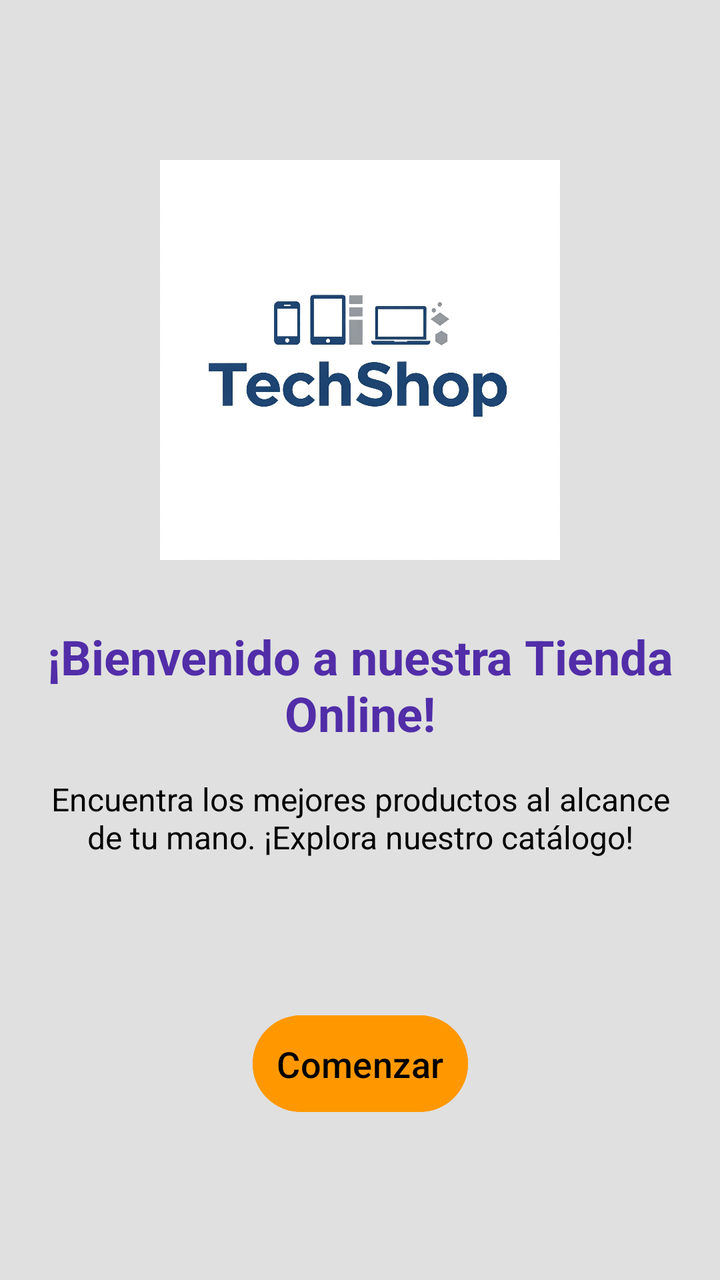
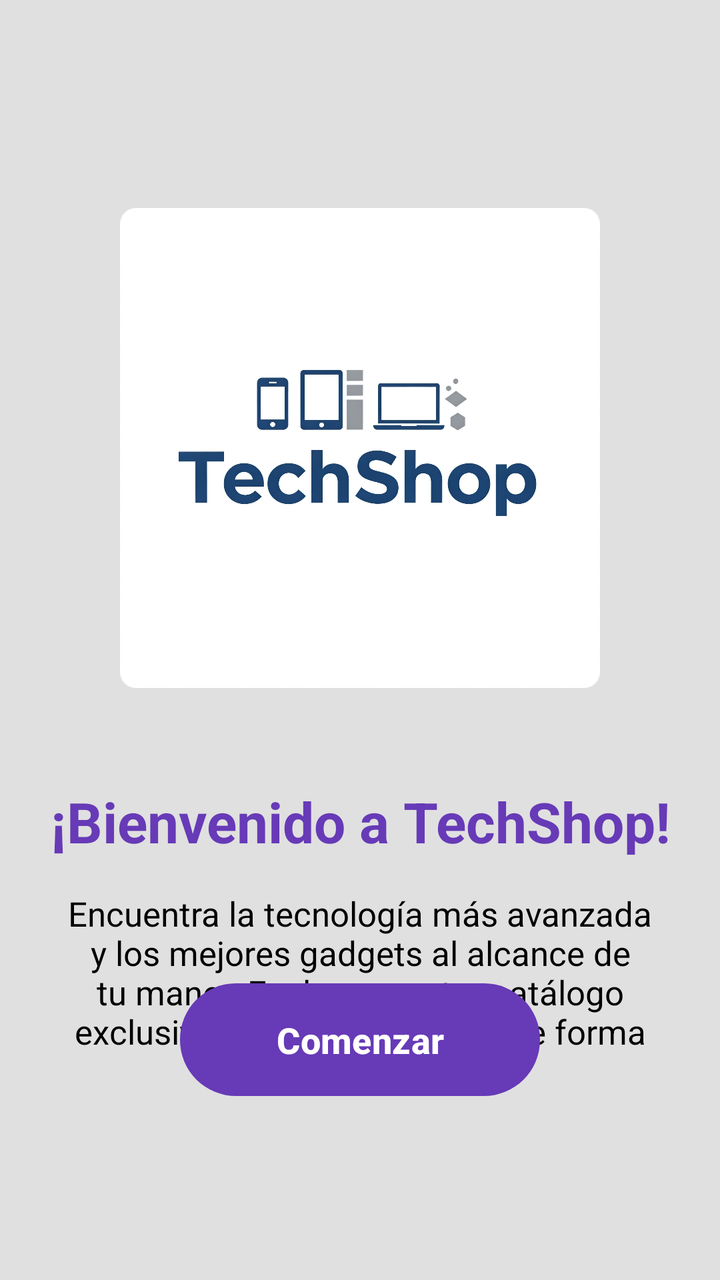

An Android layout rendered at two revisions. The XML below is the earlier revision; the diff shows what the commit changed to produce the second picture.
<!-- AndroidManifest.xml: application theme Theme.MiTiendaOnline -->
<!-- res/layout/fragment_inicio.xml -->
<?xml version="1.0" encoding="utf-8"?>
<androidx.constraintlayout.widget.ConstraintLayout
    xmlns:android="http://schemas.android.com/apk/res/android"
    xmlns:app="http://schemas.android.com/apk/res-auto"
    xmlns:tools="http://schemas.android.com/tools"
    android:layout_width="match_parent"
    android:layout_height="match_parent"
    android:background="@color/colorBackground"
    android:padding="16dp"
    tools:context=".fragments.InicioFragment">

    <ImageView
        android:id="@+id/imageViewPresentation"
        android:layout_width="200dp"
        android:layout_height="200dp"
        android:layout_marginTop="64dp"
        android:src="@drawable/logo_techshop" android:contentDescription="Logo de la Tienda"
        app:layout_constraintTop_toTopOf="parent"
        app:layout_constraintStart_toStartOf="parent"
        app:layout_constraintEnd_toEndOf="parent" />

    <TextView
        android:id="@+id/textViewWelcomeTitle"
        android:layout_width="0dp"
        android:layout_height="wrap_content"
        android:layout_marginTop="32dp"
        android:text="¡Bienvenido a nuestra Tienda Online!"
        android:textSize="24sp"
        android:textStyle="bold"
        android:gravity="center"
        android:textColor="@color/colorPrimaryVariant"
        app:layout_constraintTop_toBottomOf="@+id/imageViewPresentation"
        app:layout_constraintStart_toStartOf="parent"
        app:layout_constraintEnd_toEndOf="parent" />

    <TextView
        android:id="@+id/textViewWelcomeDescription"
        android:layout_width="0dp"
        android:layout_height="wrap_content"
        android:layout_marginTop="16dp"
        android:text="Encuentra los mejores productos al alcance de tu mano. ¡Explora nuestro catálogo!"
        android:textSize="16sp"
        android:gravity="center"
        android:textColor="@color/text_color_primary"
        app:layout_constraintTop_toBottomOf="@+id/textViewWelcomeTitle"
        app:layout_constraintStart_toStartOf="parent"
        app:layout_constraintEnd_toEndOf="parent" />

    <Button
        android:id="@+id/buttonStart"
        android:layout_width="wrap_content"
        android:layout_height="wrap_content"
        android:layout_marginBottom="64dp"
        android:padding="12dp"
        android:text="Comenzar"
        android:textSize="18sp"
        android:backgroundTint="@color/button_background_primary"
        android:textColor="@color/button_text_primary"
        app:layout_constraintBottom_toBottomOf="parent"
        app:layout_constraintStart_toStartOf="parent"
        app:layout_constraintEnd_toEndOf="parent" />

</androidx.constraintlayout.widget.ConstraintLayout>
<!-- resources referenced by this layout -->
<resources>
  <color name="button_background_primary">@color/colorSecondary</color>
  <color name="button_text_primary">@color/colorOnSecondary</color>
  <color name="colorBackground">#E0E0E0</color>
  <color name="colorPrimaryVariant">#512DA8</color>
  <color name="text_color_primary">@color/colorOnBackground</color>
  <!-- drawable logo_techshop: jpg bitmap (drawable, 111019 bytes) -->
  <style name="Theme.MiTiendaOnline" parent="Base.Theme.MiTiendaOnline" />
  <color name="colorSecondary">#FF9800</color>
  <color name="colorOnSecondary">#000000</color>
  <color name="colorOnBackground">#000000</color>
  <style name="Base.Theme.MiTiendaOnline" parent="Theme.Material3.DayNight.NoActionBar">
          <item name="colorPrimary">@color/colorPrimary</item>
          <item name="colorPrimaryVariant">@color/colorPrimaryVariant</item>
          <item name="colorOnPrimary">@color/colorOnPrimary</item>
          <item name="colorSecondary">@color/colorSecondary</item>
          <item name="colorSecondaryVariant">@color/colorSecondaryVariant</item>
          <item name="colorOnSecondary">@color/colorOnSecondary</item>
          <item name="colorSurface">@color/colorSurface</item>
          <item name="colorOnSurface">@color/colorOnSurface</item>
          <item name="colorError">@color/colorError</item>
          <item name="colorOnError">@color/colorOnError</item>
          <item name="android:colorBackground">@color/colorBackground</item> <item name="colorOnBackground">@color/colorOnBackground</item>
  
      </style>
  <color name="colorPrimary">#673AB7</color>
  <color name="colorOnPrimary">#FFFFFF</color>
  <color name="colorSecondaryVariant">#F57C00</color>
  <color name="colorSurface">#FFFFFF</color>
  <color name="colorOnSurface">#000000</color>
  <color name="colorError">#F44336</color>
  <color name="colorOnError">#FFFFFF</color>
</resources>

<!-- the commit's change to res/layout/fragment_inicio.xml (unified diff, before → after) -->
@@ -6,30 +6,26 @@
     android:layout_width="match_parent"
     android:layout_height="match_parent"
     android:background="@color/colorBackground"
-    android:padding="16dp"
-    tools:context=".fragments.InicioFragment">
+    android:padding="24dp" tools:context=".fragments.InicioFragment">
 
-    <ImageView
+    <com.google.android.material.imageview.ShapeableImageView
         android:id="@+id/imageViewPresentation"
-        android:layout_width="200dp"
-        android:layout_height="200dp"
-        android:layout_marginTop="64dp"
-        android:src="@drawable/logo_techshop" android:contentDescription="Logo de la Tienda"
-        app:layout_constraintTop_toTopOf="parent"
+        android:layout_width="240dp" android:layout_height="240dp"
+        android:layout_marginTop="80dp" android:src="@drawable/logo_techshop"
+        android:contentDescription="Logo de la Tienda TechShop"
+        android:scaleType="fitCenter" app:layout_constraintTop_toTopOf="parent"
         app:layout_constraintStart_toStartOf="parent"
-        app:layout_constraintEnd_toEndOf="parent" />
+        app:layout_constraintEnd_toEndOf="parent"
+        app:shapeAppearanceOverlay="@style/ShapeAppearanceOverlay.App.CornerSize8dp" />
 
     <TextView
         android:id="@+id/textViewWelcomeTitle"
         android:layout_width="0dp"
         android:layout_height="wrap_content"
-        android:layout_marginTop="32dp"
-        android:text="¡Bienvenido a nuestra Tienda Online!"
-        android:textSize="24sp"
-        android:textStyle="bold"
+        android:layout_marginTop="48dp" android:text="¡Bienvenido a TechShop!"
+        android:textSize="28sp" android:textStyle="bold"
         android:gravity="center"
-        android:textColor="@color/colorPrimaryVariant"
-        app:layout_constraintTop_toBottomOf="@+id/imageViewPresentation"
+        android:textColor="@color/colorPrimary" app:layout_constraintTop_toBottomOf="@+id/imageViewPresentation"
         app:layout_constraintStart_toStartOf="parent"
         app:layout_constraintEnd_toEndOf="parent" />
 
@@ -38,25 +34,22 @@
         android:layout_width="0dp"
         android:layout_height="wrap_content"
         android:layout_marginTop="16dp"
-        android:text="Encuentra los mejores productos al alcance de tu mano. ¡Explora nuestro catálogo!"
-        android:textSize="16sp"
-        android:gravity="center"
+        android:text="Encuentra la tecnología más avanzada y los mejores gadgets al alcance de tu mano. ¡Explora nuestro catálogo exclusivo y haz tus compras de forma fácil y segura!"
+        android:textSize="17sp" android:gravity="center"
         android:textColor="@color/text_color_primary"
         app:layout_constraintTop_toBottomOf="@+id/textViewWelcomeTitle"
         app:layout_constraintStart_toStartOf="parent"
         app:layout_constraintEnd_toEndOf="parent" />
 
-    <Button
+    <com.google.android.material.button.MaterialButton
         android:id="@+id/buttonStart"
         android:layout_width="wrap_content"
         android:layout_height="wrap_content"
         android:layout_marginBottom="64dp"
-        android:padding="12dp"
         android:text="Comenzar"
         android:textSize="18sp"
-        android:backgroundTint="@color/button_background_primary"
-        android:textColor="@color/button_text_primary"
-        app:layout_constraintBottom_toBottomOf="parent"
+        android:textStyle="bold"
+        android:paddingHorizontal="48dp" android:paddingVertical="16dp" app:cornerRadius="28dp" app:backgroundTint="@color/colorPrimary" android:textColor="@color/colorOnPrimary" app:layout_constraintBottom_toBottomOf="parent"
         app:layout_constraintStart_toStartOf="parent"
         app:layout_constraintEnd_toEndOf="parent" />
 
<!-- resource entries referenced after the edit -->
@@ -1,11 +1,13 @@
 <!-- resources referenced by this layout -->
 <resources>
-  <color name="button_background_primary">@color/colorSecondary</color>
-  <color name="button_text_primary">@color/colorOnSecondary</color>
   <color name="colorBackground">#E0E0E0</color>
   <color name="colorPrimaryVariant">#512DA8</color>
   <color name="text_color_primary">@color/colorOnBackground</color>
   <!-- drawable logo_techshop: jpg bitmap (drawable, 111019 bytes) -->
+  <style name="ShapeAppearanceOverlay.App.CornerSize8dp" parent="">
+          <item name="cornerFamily">rounded</item>
+          <item name="cornerSize">8dp</item>
+      </style>
   <style name="Theme.MiTiendaOnline" parent="Base.Theme.MiTiendaOnline" />
   <color name="colorSecondary">#FF9800</color>
   <color name="colorOnSecondary">#000000</color>
@@ -22,7 +24,6 @@
           <item name="colorError">@color/colorError</item>
           <item name="colorOnError">@color/colorOnError</item>
           <item name="android:colorBackground">@color/colorBackground</item> <item name="colorOnBackground">@color/colorOnBackground</item>
-  
       </style>
   <color name="colorPrimary">#673AB7</color>
   <color name="colorOnPrimary">#FFFFFF</color>
